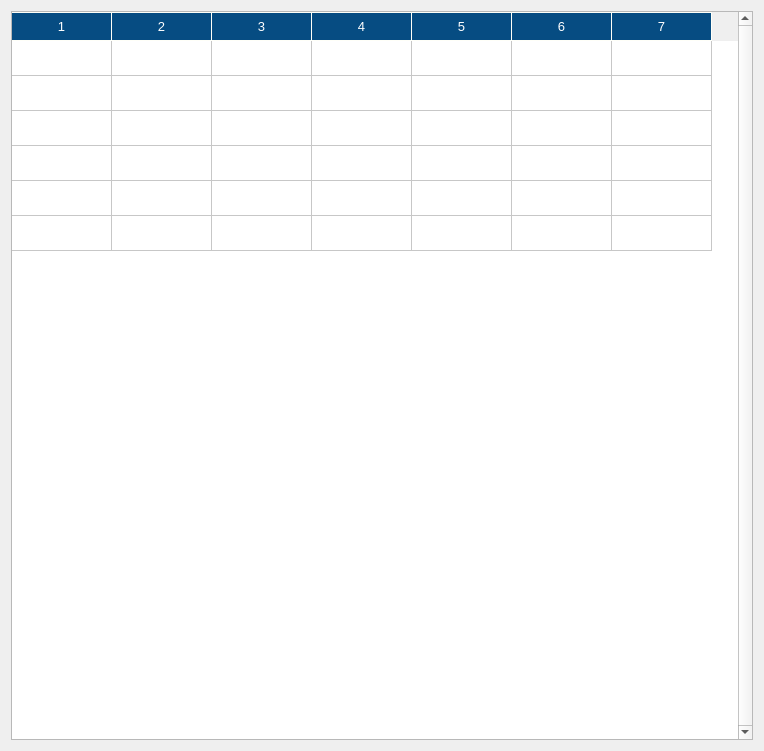
First picture: the form in uiFiles/samples.ui, repository DORSA-co/Paticle_Size_Analyser, before the edit.
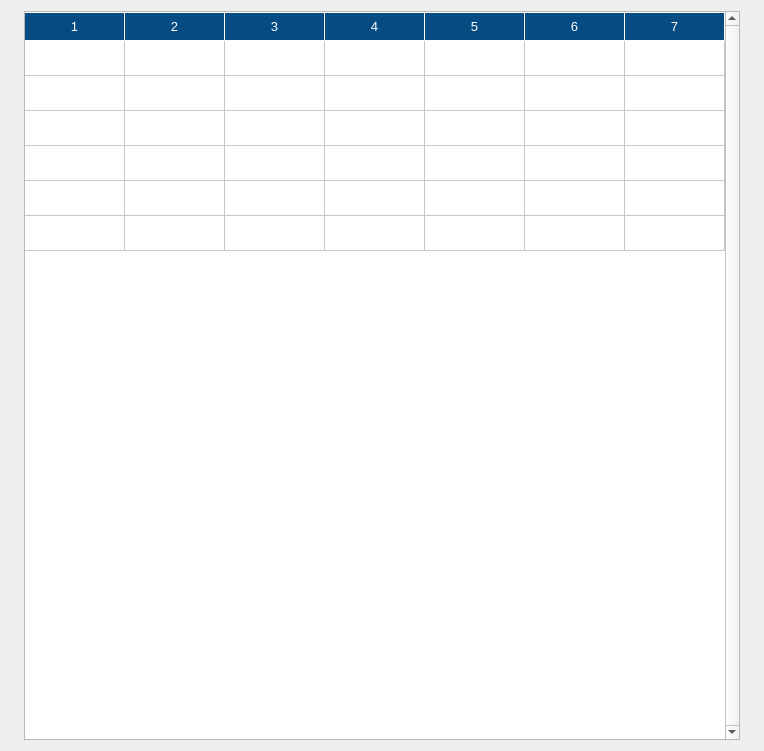
Second picture: the form after the edit. Icons and pictures are not drawn.

Commit message: centerise samples dialog, add error to test verification

```diff
--- a/uiFiles/samples.ui
+++ b/uiFiles/samples.ui
@@ -416,7 +416,7 @@
    <bool>false</bool>
   </property>
   <layout class="QVBoxLayout" name="verticalLayout_2">
-   <item>
+   <item alignment="Qt::AlignHCenter">
     <widget class="QTableWidget" name="samples_table">
      <property name="verticalScrollBarPolicy">
       <enum>Qt::ScrollBarAlwaysOn</enum>
```
The commit also changes 4 other files.
